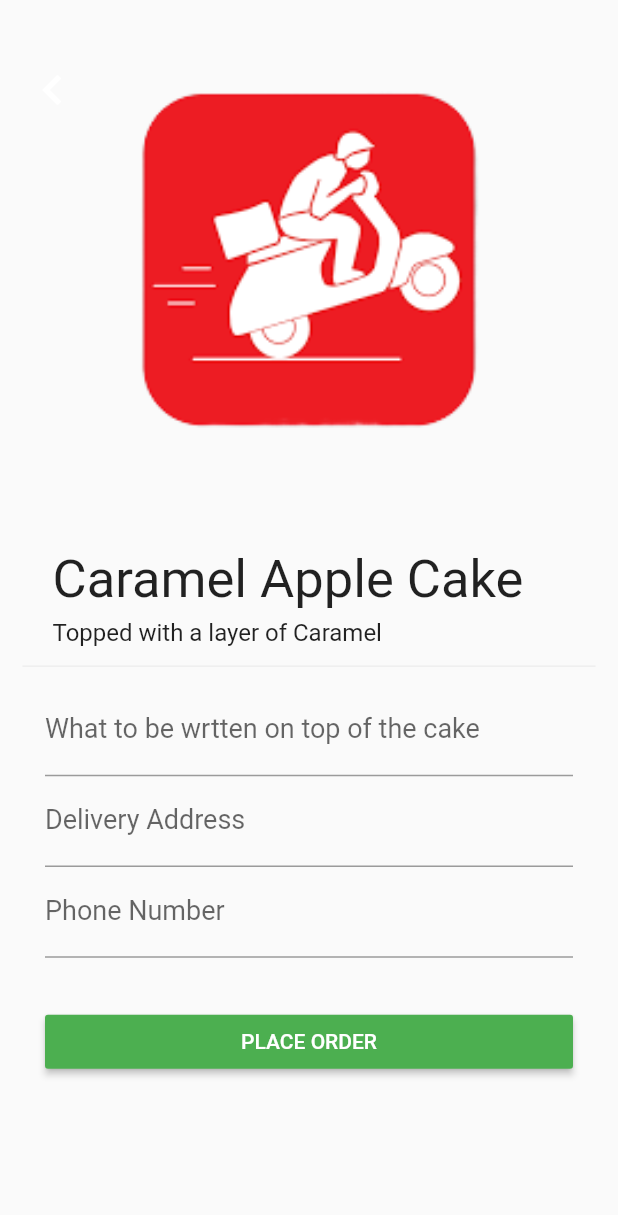
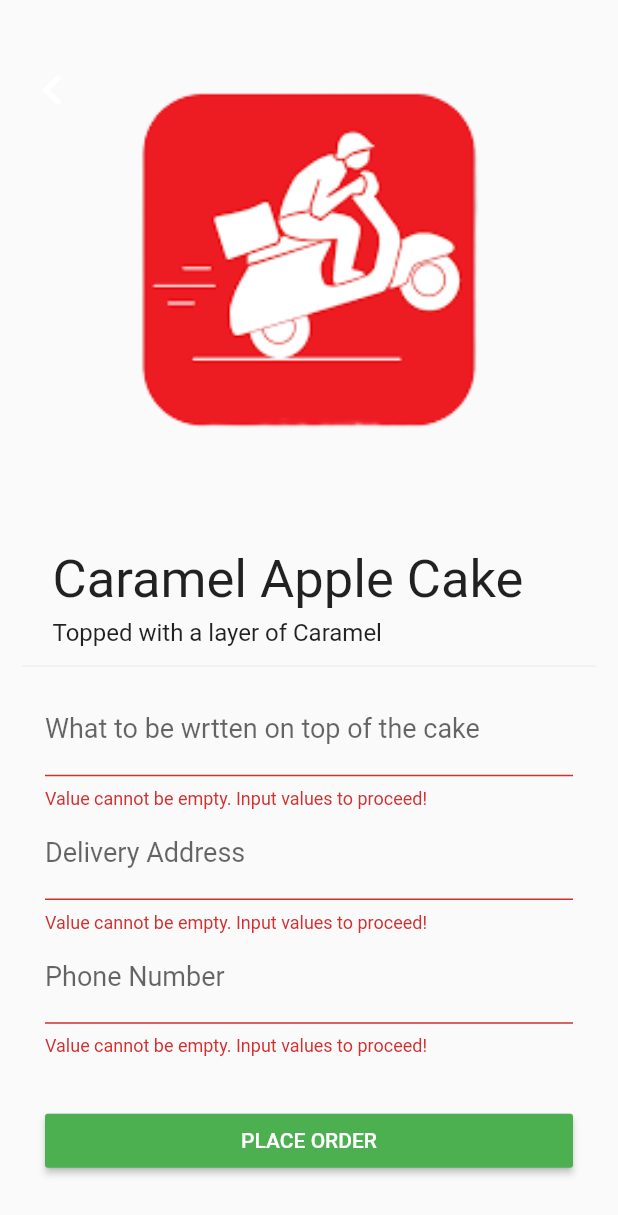
Before and after one commit to musumbidenis/cake-ordering-app, a Flutter app: the Cart screen opened directly, after a tap on "PLACE ORDER", on a phone screen of 412 x 824 dp. Shown: the top 1215 px of the screen. Run offline on Flutter 3.47's test engine with Material 2 defaults, Android fonts, the phone set to English and light mode, and no system bars; missing offline and left inert: flutter_sms.

```diff
--- a/lib/cart.dart
+++ b/lib/cart.dart
@@ -5,7 +5,12 @@ class Cart extends StatefulWidget {
   final String title;
   final String subTitle;
   final int price;
-  Cart({Key key, @required this.title,@required this.subTitle,@required this.price}): super(key: key);
+  Cart(
+      {Key key,
+      @required this.title,
+      @required this.subTitle,
+      @required this.price})
+      : super(key: key);
 
   @override
   _CartState createState() => _CartState();
@@ -13,6 +18,8 @@ class Cart extends StatefulWidget {
 
 class _CartState extends State<Cart> {
   String _notification;
+
+  GlobalKey<FormState> _formKey = GlobalKey();
 
   TextEditingController writingController = TextEditingController();
   TextEditingController addressController = TextEditingController();
@@ -80,38 +87,66 @@ class _CartState extends State<Cart> {
 
           Padding(
             padding: const EdgeInsets.only(left: 30.0, right: 30.0),
+            child: Form(
+              key: _formKey,
               child: Column(
                 children: <Widget>[
-                TextField(
+                  TextFormField(
                     controller: writingController,
+                    validator: (String value) {
+                      if (value.isEmpty) {
+                        return "Value cannot be empty. Input values to proceed!";
+                      } else if (value.length > 20) {
+                        return "Maximum of 20 words required!";
+                      } else {
+                        return null;
+                      }
+                    },
                     decoration: InputDecoration(
                       labelText: 'What to be wrtten on top of the cake',
                       labelStyle: TextStyle(fontSize: 18),
                     ),
+                    textInputAction: TextInputAction.next,
                   ),
-                TextField(
+                  TextFormField(
                     controller: addressController,
+                    validator: (String value){
+                      if (value.isEmpty) {
+                        return "Value cannot be empty. Input values to proceed!";
+                      } else {
+                        return null;
+                      }
+                    },
                     decoration: InputDecoration(
                       labelText: 'Delivery Address',
                       labelStyle: TextStyle(fontSize: 18),
                     ),
+                    textInputAction: TextInputAction.next,
                   ),
-                TextField(
+                  TextFormField(
                     keyboardType: TextInputType.number,
                     controller: phoneController,
+                    validator: (String value){
+                      if (value.isEmpty) {
+                        return "Value cannot be empty. Input values to proceed!";
+                      } else {
+                        return null;
+                      }
+                    },
                     decoration: InputDecoration(
                       labelText: 'Phone Number',
                       labelStyle: TextStyle(
                         fontSize: 18,
                       ),
                     ),
+                    textInputAction: TextInputAction.done,
                   ),
-                SizedBox(height:15),
+                  SizedBox(height: 15),
                   Container(
                       padding: EdgeInsets.symmetric(vertical: 17.0),
                       width: MediaQuery.of(context).size.width,
                       child: RaisedButton(
-                      onPressed: (){
+                        onPressed: () {
                           _sendSMS("message", ['0713710887']);
                         },
                         color: Colors.green,
@@ -121,15 +156,20 @@ class _CartState extends State<Cart> {
                 ],
               ),
             ),
+          ),
         ])));
   }
 
   ///Send SMS Function///
   _sendSMS(String message, List<String> recipents) async {
-    String title = 'Cake Type: ' + widget.title;
-    String phone = "            Phone Number: " + phoneController.text;
-    String address = "               Delivery Address: " + addressController.text;
-    String writing = "                                                       Writing on top: " + writingController.text;
+    var form = _formKey.currentState;
+    if (form.validate()) {
+      form.save();
+
+      String title ="Cake Type: " + widget.title;
+      String phone ="            Phone Number: " + phoneController.text;
+      String address ="               Delivery Address: " + addressController.text;
+      String writing ="                                                       Writing on top: " + writingController.text;
       String message = title + phone + address + writing;
 
       try {
@@ -140,3 +180,4 @@ class _CartState extends State<Cart> {
       }
     }
   }
+}
```
Also changed, not shown: pubspec.yaml (+3 -4 lines), pubspec.lock. Lines whose indentation alone changed are shown as unchanged.
